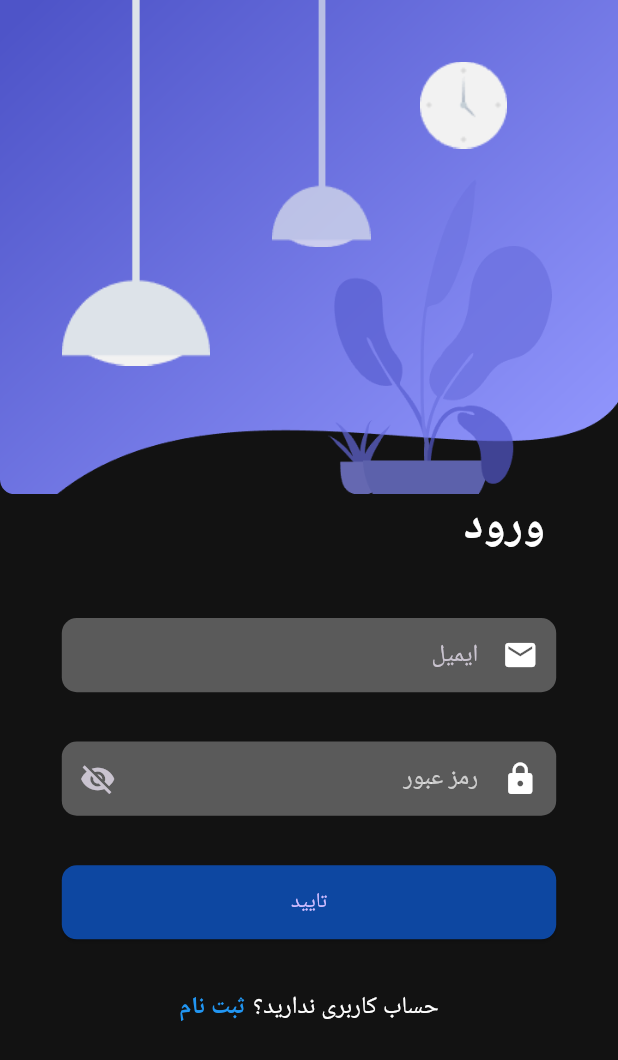
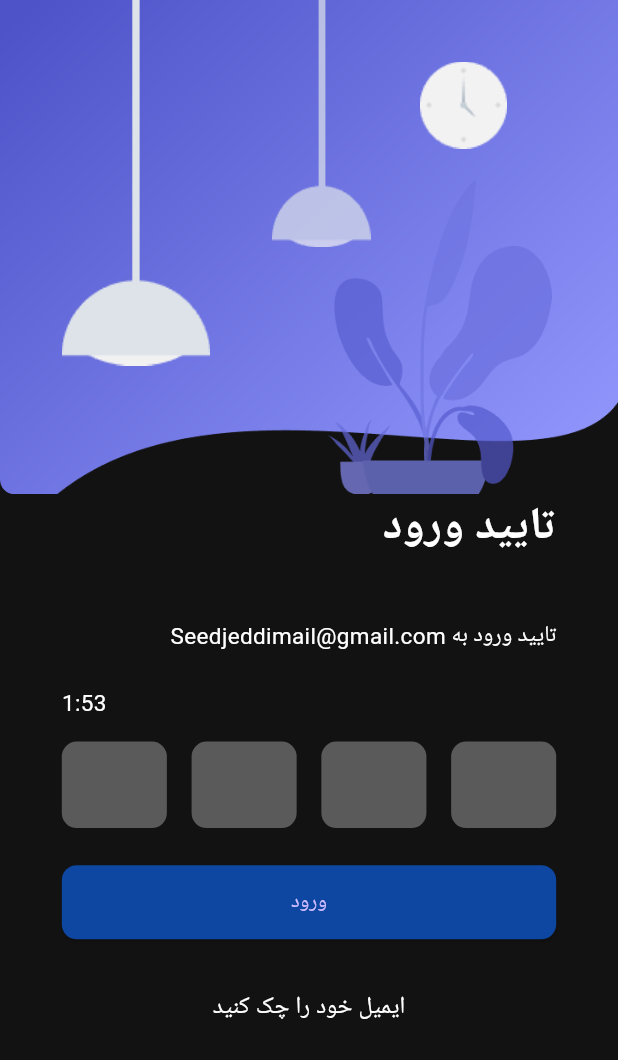
Before and after one commit to saeidjeddi/VeloShop-platform, a Flutter app: the screen it shows after launch, on a phone screen of 412 x 824 dp. Shown: the top 1060 px of the screen. Run offline on Flutter 3.47's test engine with Material 3 defaults, Android fonts, the phone set to English and light mode, and no system bars; our stand-ins replace bloc, dio.

Commit message:
Add : verifyCodeEmail_Screen

```diff
--- /dev/null
+++ b/lib/core/utils/formatted_time_verify_cod.dart
@@ -0,0 +1,13 @@
+String formatTime(int sec) {
+  final duration = Duration(seconds: sec);
+
+  final h = duration.inHours;
+  final m = duration.inMinutes.remainder(60);
+  final s = duration.inSeconds.remainder(60);
+
+  if (h > 0) {
+    return '$h:${m.toString().padLeft(2, '0')}:${s.toString().padLeft(2, '0')}';
+  }
+
+  return '$m:${s.toString().padLeft(2, '0')}';
+}
--- /dev/null
+++ b/lib/features/auth/presentation/pages/verify_email_code.dart
@@ -0,0 +1,234 @@
+import 'dart:async';
+
+import 'package:flutter/material.dart';
+import 'package:flutter/services.dart';
+import 'package:veloshop/core/constants/assets_path/image_path.dart';
+import 'package:veloshop/core/utils/formatted_time_verify_cod.dart';
+
+class VerifyEmailCode extends StatefulWidget {
+  const VerifyEmailCode({super.key});
+
+  @override
+  State<VerifyEmailCode> createState() => _VerifyEmailCodeState();
+}
+
+class _VerifyEmailCodeState extends State<VerifyEmailCode> {
+
+  final List<TextEditingController> _controllers = List.generate(4,(context) => TextEditingController());
+  final List<FocusNode> _focusNodes = List.generate(4,(context) => FocusNode());
+
+
+
+  @override
+  void initState() {
+
+    super.initState();
+    startTimer();
+  }
+
+  late Timer _timer;
+  int _start = 120;
+
+
+  startTimer() {
+    const oneSec = Duration(seconds: 1);
+    _timer = Timer.periodic(oneSec, (timer) {
+      setState(() {
+        if (_start == 0) {
+          _timer.cancel();
+          _start = 120;
+          Navigator.of(context).pop();
+        } else {
+          _start--;
+        }
+      });
+    });
+  }
+
+  @override
+  void dispose() {
+    for (final controller in _controllers) {
+      controller.dispose();
+    }
+    for (final focusNode in _focusNodes) {
+      focusNode.dispose();
+    }
+    _timer.cancel();
+    super.dispose();
+  }
+
+
+  void _onChanged(String value, int index) {
+    if (value.isNotEmpty && index < 3) {
+      _focusNodes[index + 1].requestFocus();
+    }
+
+    if (value.isEmpty && index > 0) {
+      _focusNodes[index - 1].requestFocus();
+    }
+  }
+
+  String get _code {
+    return _controllers.map((controller) => controller.text).join();
+  }
+
+
+  @override
+  Widget build(BuildContext context) {
+    final Size size = MediaQuery.of(context).size;
+
+    return Scaffold(
+      body: Stack(
+        children: [
+          Column(
+            children: [
+              ClipRRect(
+                borderRadius: const BorderRadius.only(
+                  bottomLeft: Radius.circular(10),
+                  bottomRight: Radius.circular(10),
+                ),
+                child: Image.asset(
+                  ImagePath.background,
+                  width: size.width,
+                  height: size.height * 0.4,
+                  fit: BoxFit.cover,
+                ),
+              ),
+            ],
+          ),
+
+          Positioned(
+            top: 0,
+            left: size.width * 0.1,
+            child: Image.asset(ImagePath.light1, width: size.width * 0.24),
+          ),
+          Positioned(
+            top: 0,
+            right: size.width * 0.4,
+            child: Image.asset(ImagePath.light2, width: size.width * 0.16),
+          ),
+
+          Positioned(
+            top: size.height * 0.01,
+            left: size.width * 0.60,
+            child: Image.asset(ImagePath.clock, width: size.width * 0.3),
+          ),
+
+          Positioned(
+            top: size.height * 0.4,
+            left: size.width * 0.1,
+            right: size.width * 0.1,
+            child: const Text(
+              'تایید ورود',
+              style: TextStyle(
+                fontSize: 30,
+                fontWeight: FontWeight.bold,
+                color: Colors.white,
+              ),
+            ),
+          ),
+
+          Positioned(
+            top: size.height * 0.5,
+            left: size.width * 0.1,
+            right: size.width * 0.1,
+            child: const Text(
+              'تایید ورود به Seedjeddimail@gmail.com',
+              style: TextStyle(fontSize: 15, color: Colors.white),
+            ),
+          ),
+
+          Positioned(
+            top: size.height * 0.5 / 0.9,
+            left: size.width * 0.1,
+            child:  Text(
+              formatTime(_start),
+              style: TextStyle(fontSize: 15, color: Colors.white),
+            ),
+          ),
+
+          Positioned(
+            top: size.height * 0.6,
+            left: size.width * 0.1,
+            right: size.width * 0.1,
+            child: Row(
+              mainAxisAlignment: MainAxisAlignment.spaceBetween,
+              textDirection: TextDirection.ltr,
+              children: List.generate(4,(index) => SizedBox(
+                  width: size.width * 0.17,
+                  height: size.height * 0.07,
+                  child: TextField(
+                    controller: _controllers[index],
+                    focusNode: _focusNodes[index],
+                    keyboardType: TextInputType.number,
+                    textAlign: TextAlign.center,
+                    maxLength: 1,
+                    style: const TextStyle(
+                      color: Colors.white,
+                      fontSize: 24,
+                      fontWeight: FontWeight.bold,
+                    ),
+                    inputFormatters: [
+                      FilteringTextInputFormatter.digitsOnly,
+                    ],
+                    decoration: InputDecoration(
+                      counterText: '',
+                      filled: true,
+                      fillColor: Colors.white30,
+                      border: OutlineInputBorder(
+                        borderRadius: BorderRadius.circular(10),
+                        borderSide: BorderSide.none,
+                      ),
+                    ),
+                    onChanged: (value) {
+                      _onChanged(value, index);
+                    },
+                  ),
+                ),
+              ),
+            ),
+          ),
+
+          Positioned(
+            top: size.height * 0.7,
+            left: size.width * 0.1,
+            child: ElevatedButton(
+              onPressed: () {
+                if (_code.length == 4) {
+                  debugPrint(_code);
+                  // ارسال کد به API
+
+                }
+              },
+              child: Text('ورود'),
+              style: ElevatedButton.styleFrom(
+                minimumSize: Size(size.width * 0.8, size.height * 0.06),
+                backgroundColor: Colors.blue.shade900,
+                shape: RoundedRectangleBorder(
+                  borderRadius: BorderRadius.circular(10),
+                ),
+              ),
+            ),
+          ),
+
+          Positioned(
+            top: size.height * 0.8,
+            left: size.width * 0.1,
+            right: size.width * 0.1,
+            child: Row(
+              crossAxisAlignment: CrossAxisAlignment.center,
+              mainAxisAlignment: MainAxisAlignment.center,
+              children: [
+                const Text(
+                  'ایمیل خود را چک کنید',
+                  style: TextStyle(color: Colors.white, fontSize: 16),
+                ),
+
+              ],
+            ),
+          ),
+        ],
+      ),
+    );
+  }
+}
--- a/lib/main.dart
+++ b/lib/main.dart
@@ -1,7 +1,9 @@
 import 'package:flutter/material.dart';
 import 'package:flutter/services.dart';
-import 'package:veloshop/features/auth/presentation/pages/login_screen.dart';
+import 'package:veloshop/features/auth/presentation/pages/login_with_screen.dart';
 import 'package:flutter_localizations/flutter_localizations.dart';
+
+import 'features/auth/presentation/pages/verify_email_code.dart';
 
 void main() async {
   WidgetsFlutterBinding.ensureInitialized();
@@ -49,7 +51,7 @@ class MyApp extends StatelessWidget {
       locale: const Locale('fa', 'IR'),
       supportedLocales: const [Locale('fa', 'IR')],
 
-      home: const LoginScreen(),
+      home: const VerifyEmailCode(),
     );
   }
 }
```
Also changed, not shown: lib/features/auth/presentation/pages/login_with_screen.dart (renamed from lib/features/auth/presentation/pages/login_screen.dart).
